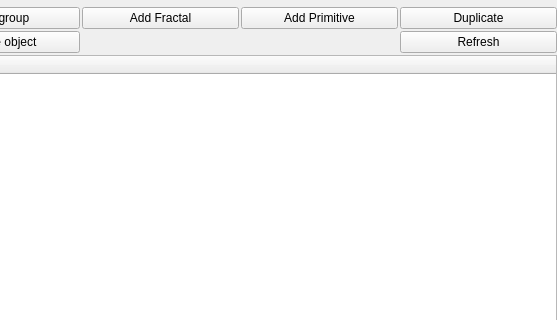
Above: mandelbulber2/qt/objects_tree_widget.ui from buddhi1980/mandelbulber2 before the change; both pictures show x 84 to 641 and y 0 to 320 of the 641 by 1050 pixel window. Below: the same form after it.
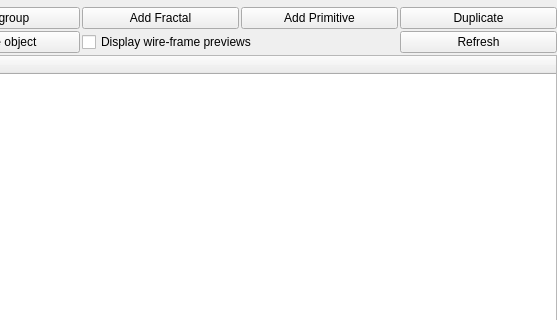
That is the form after the change. Custom widgets are drawn as their Qt base class.

Commit message: objects tree: render primitive previews via node hierarchy

The edit to the form file:
```diff
--- a/mandelbulber2/qt/objects_tree_widget.ui
+++ b/mandelbulber2/qt/objects_tree_widget.ui
@@ -86,6 +86,13 @@
        </property>
       </widget>
      </item>
+     <item row="1" column="1" colspan="2">
+      <widget class="QCheckBox" name="checkBox_displayWireFramePreviews">
+       <property name="text">
+        <string>Display wire-frame previews</string>
+       </property>
+      </widget>
+     </item>
     </layout>
    </item>
    <item>
```
The commit also changes 7 other files.
